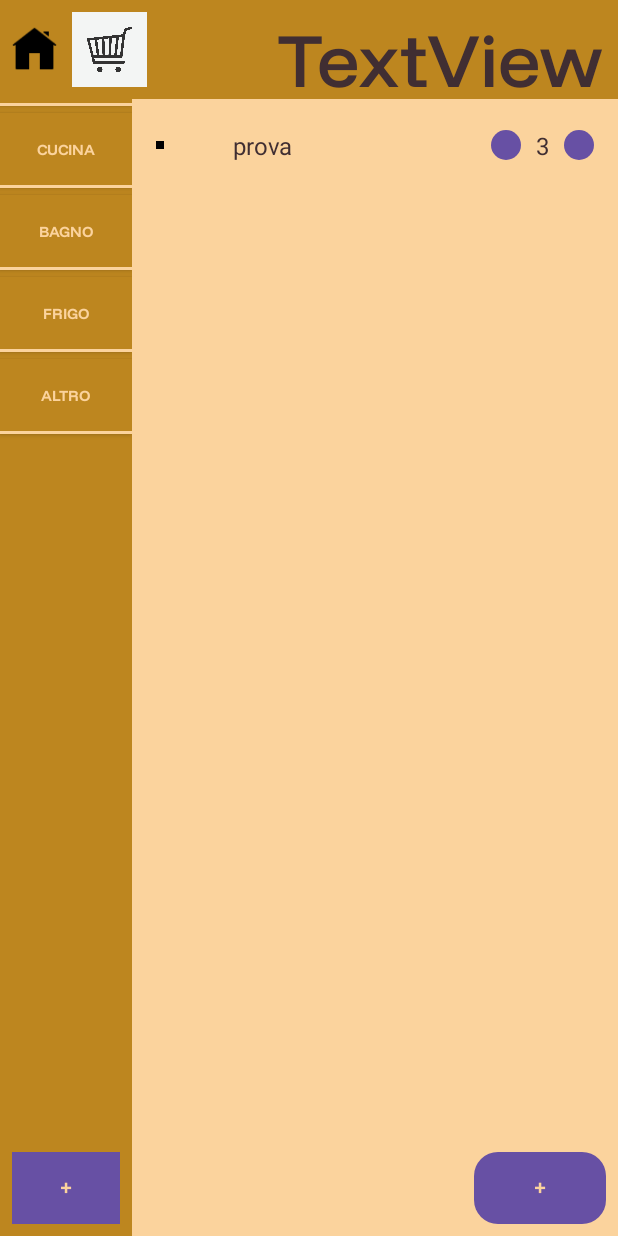
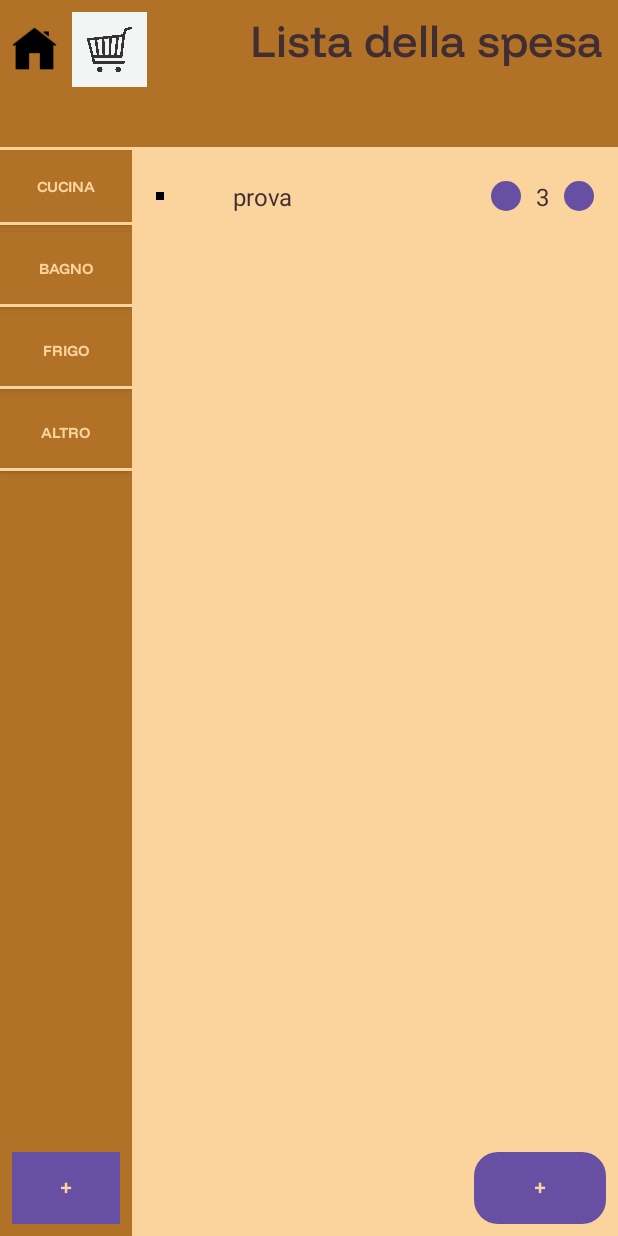
Before and after one commit to YuliaD2609/FarFromHome, an Android app: the ShoppingListActivity screen opened directly, with no data from a screen before it, on a phone screen of 412 x 824 dp. Run offline under Robolectric (Android 15) with nearby library versions, the phone set to English and light mode, and no system bars; 1 statement that could not run was skipped.

Commit message:
Menu orizzontale fixato e implementazione parziale pantry e shopping list in attesa del databalse

```diff
--- a/app/src/main/java/com/example/farfromhome/DatabaseHelper.java
+++ b/app/src/main/java/com/example/farfromhome/DatabaseHelper.java
@@ -170,4 +170,7 @@
         return new PantryItem(name, quantity, imageUriStr != null ? Integer.valueOf(imageUriStr) : null, expiryDate);
     }
 
+    public List<String> getAllCategories() {
+        return null;
+    }
 }
--- a/app/src/main/java/com/example/farfromhome/HorizontalMenuFragment.java
+++ b/app/src/main/java/com/example/farfromhome/HorizontalMenuFragment.java
@@ -13,27 +13,19 @@
     @Override
     public View onCreateView(LayoutInflater inflater, ViewGroup container,
                              Bundle savedInstanceState) {
-        // Inflating the fragment's layout
         View rootView = inflater.inflate(R.layout.horizontal_menu, container, false);
-
-        // Recuperare il titolo passato dal Bundle
         assert getArguments() != null;
         String title = getArguments().getString("TITLE", "Default Title");
 
-        // Impostare il titolo nel TextView
         TextView titleTextView = rootView.findViewById(R.id.activityTitle); // Assicurati che l'ID del TextView nel layout sia "title"
         titleTextView.setText(title);
 
-        // Ridimensionare dinamicamente il testo in base alla larghezza disponibile
         titleTextView.getViewTreeObserver().addOnPreDrawListener(new ViewTreeObserver.OnPreDrawListener() {
             @Override
             public boolean onPreDraw() {
                 titleTextView.getViewTreeObserver().removeOnPreDrawListener(this);
-                int width = titleTextView.getWidth(); // Ottieni la larghezza disponibile del TextView
-
-                // Ridimensionare il testo in base alla larghezza
+                int width = titleTextView.getWidth();
                 resizeText(titleTextView, width);
-
                 return true;
             }
         });
@@ -45,12 +37,9 @@
         float textSize = 30f;
         textView.setTextSize(textSize);
 
-        // Misurare la larghezza del testo
         float textWidth = textView.getPaint().measureText(textView.getText().toString());
-
-        // Ridurre la dimensione del testo se il testo non entra nella larghezza disponibile
         while (textWidth > availableWidth && textSize > 12f) {
-            textSize -= 2f; // Decrementare la dimensione del testo
+            textSize -= 2f;
             textView.setTextSize(textSize);
             textWidth = textView.getPaint().measureText(textView.getText().toString());
         }
--- a/app/src/main/java/com/example/farfromhome/ShoppingListActivity.java
+++ b/app/src/main/java/com/example/farfromhome/ShoppingListActivity.java
@@ -22,19 +22,25 @@
     protected void onCreate(Bundle savedInstanceState) {
         super.onCreate(savedInstanceState);
         setContentView(R.layout.shopping_list_layout);
-        TextView titolo= findViewById(R.id.title);
-        titolo.setText("Lista della spesa");
+
+        FragmentManager fragmentManager = getSupportFragmentManager();
+        FragmentTransaction fragmentTransaction = fragmentManager.beginTransaction();
 
         VerticalMenuFragment categoriesFragment = new VerticalMenuFragment();
-        FragmentManager fragmentManager = getSupportFragmentManager();
-        FragmentTransaction fragmentTransaction = fragmentManager.beginTransaction();
         fragmentTransaction.replace(R.id.vertical_menu, categoriesFragment);
+
+        HorizontalMenuFragment horizontalFragment = new HorizontalMenuFragment();
+        Bundle bundle = new Bundle();
+        bundle.putString("TITLE", "Lista della spesa");
+        horizontalFragment.setArguments(bundle);
+        fragmentTransaction.replace(R.id.horizontal_menu, horizontalFragment);
+
         fragmentTransaction.commit();
 
         itemList = findViewById(R.id.ShoppingItemList);
         Button addItemButton = findViewById(R.id.addItemButton);
 
-        items = new ArrayList<>(); // Load items from database here
+        items = new ArrayList<>();
         PantryItem i=new PantryItem("prova", 3, 1, null);
         items.add(i);
         itemAdapter = new ShoppingItemAdapter(this, items);
--- a/app/src/main/java/com/example/farfromhome/VerticalMenuFragment.java
+++ b/app/src/main/java/com/example/farfromhome/VerticalMenuFragment.java
@@ -1,7 +1,9 @@
 package com.example.farfromhome;
 
+import androidx.core.content.ContextCompat;
 import android.content.Intent;
 import android.graphics.Typeface;
+import android.graphics.drawable.Drawable;
 import android.os.Bundle;
 import android.util.TypedValue;
 import android.view.LayoutInflater;
@@ -15,9 +17,14 @@
 import androidx.core.content.res.ResourcesCompat;
 import androidx.fragment.app.Fragment;
 
+import java.util.ArrayList;
+import java.util.List;
+import java.util.Objects;
+
 public class VerticalMenuFragment extends Fragment {
 
     private LinearLayout categoryList;
+    private List<String> existingCategories=new ArrayList<>();
 
     @Override
     public View onCreateView(LayoutInflater inflater, ViewGroup container, Bundle savedInstanceState) {
@@ -25,7 +32,6 @@
 
         categoryList = rootView.findViewById(R.id.categoryList);
 
-        createSeparator();
         createCategoryButton("Cucina");
         createCategoryButton("Bagno");
         createCategoryButton("Frigo");
@@ -33,6 +39,9 @@
 
         Button addCategoryButton = rootView.findViewById(R.id.addCategory);
         addCategoryButton.setOnClickListener(this::addCategory);
+
+        DatabaseHelper dbHelper = new DatabaseHelper(requireContext());
+        existingCategories = dbHelper.getAllCategories();
 
         return rootView;
     }
@@ -43,10 +52,9 @@
 
         final EditText input = new EditText(requireContext());
         input.setHint("Inserire il nome della categoria");
-        input.setTextColor(getResources().getColor(R.color.brown));
+        input.setTextColor(getResources().getColor(R.color.black));
         builder.setView(input);
 
-        // Set up the buttons
         builder.setPositiveButton("Add", (dialog, which) -> {
             String categoryName = input.getText().toString().trim();
             if (!categoryName.isEmpty()) {
@@ -61,10 +69,19 @@
         });
         builder.setNegativeButton("Cancel", (dialog, which) -> dialog.cancel());
 
-        builder.show();
+        AlertDialog dialog = builder.create();
+        Drawable background = ContextCompat.getDrawable(requireContext(), R.drawable.rounded_background_beige);
+        Objects.requireNonNull(dialog.getWindow()).setBackgroundDrawable(background);
+
+        dialog.show();
     }
 
     private void createCategoryButton(String categoryName) {
+        if (existingCategories.contains(categoryName)) {
+            Toast.makeText(requireContext(), "Categoria già esistente", Toast.LENGTH_SHORT).show();
+            return;
+        }
+
         Button newCategoryButton = new Button(requireContext());
 
         LinearLayout.LayoutParams params = new LinearLayout.LayoutParams(
@@ -92,21 +109,7 @@
             visualizza(categoryName);
         });
 
-        categoryList.addView(newCategoryButton);
-    }
-
-    private void createSeparator() {
-        Button newCategoryButton = new Button(requireContext());
-        LinearLayout.LayoutParams params = new LinearLayout.LayoutParams(
-                LinearLayout.LayoutParams.MATCH_PARENT,
-                (int) (5 * getResources().getDisplayMetrics().density)
-        );
-        newCategoryButton.setClickable(false);
-        params.bottomMargin = (int) (5 * getResources().getDisplayMetrics().density);
-        newCategoryButton.setLayoutParams(params);
-        newCategoryButton.setBackgroundResource(R.drawable.menu_buttons);
-        newCategoryButton.setTextColor(getResources().getColor(R.color.lightBrown));
-        newCategoryButton.setPadding(0, 0, 0, 0);
+        existingCategories.add(categoryName);
 
         categoryList.addView(newCategoryButton);
     }
--- a/app/src/main/res/layout/horizontal_menu.xml
+++ b/app/src/main/res/layout/horizontal_menu.xml
@@ -6,7 +6,7 @@
     android:layout_weight="0.1"
     android:orientation="horizontal"
     android:gravity="start"
-    android:background="@color/brown">
+    android:background="@drawable/menu_buttons">
 
     <LinearLayout
         android:layout_width="wrap_content"
--- a/app/src/main/res/layout/shopping_list_layout.xml
+++ b/app/src/main/res/layout/shopping_list_layout.xml
@@ -5,9 +5,8 @@
     android:orientation="vertical"
     android:background="@color/lightBrown">
 
-    <include
+    <FrameLayout
         android:id="@+id/horizontal_menu"
-        layout="@layout/horizontal_menu"
         android:layout_width="match_parent"
         android:layout_height="wrap_content"
         android:layout_alignParentTop="true"/>
--- a/app/src/main/res/values/colors.xml
+++ b/app/src/main/res/values/colors.xml
@@ -2,6 +2,7 @@
 <resources>
     <color name="black">#402E32</color>
     <color name="white">#FFF8EC</color>
-    <color name="brown">#BD861F</color>
+    <color name="brown">#B17227</color>
+    <color name="beige">#EDB96E</color>
     <color name="lightBrown">#FBD39D</color>
 </resources>
```
